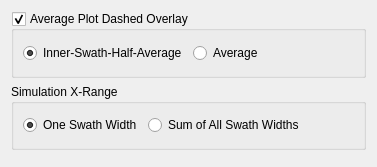
The window that resources/stringPlotOptions.ui (gill14/AccuPatt) describes before a commit, drawn with Qt 5.
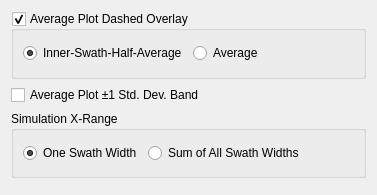
The same window after the commit.

Commit message: Add optional +-1SD overlay to average plot

Patch:
```diff
--- a/resources/stringPlotOptions.ui
+++ b/resources/stringPlotOptions.ui
@@ -7,7 +7,7 @@
     <x>0</x>
     <y>0</y>
     <width>377</width>
-    <height>167</height>
+    <height>195</height>
    </rect>
   </property>
   <property name="sizePolicy">
@@ -65,6 +65,16 @@
      </layout>
     </widget>
    </item>
+   <item>
+    <widget class="QCheckBox" name="cb_std_dev_overlay">
+     <property name="toolTip">
+      <string>Shade ±1 standard deviation of the contributing passes at every location</string>
+     </property>
+     <property name="text">
+      <string>Average Plot ±1 Std. Dev. Band</string>
+     </property>
+    </widget>
+   </item>
    <item>
     <widget class="QGroupBox" name="gb_simulation">
      <property name="title">
```
The commit also changes 12 other files.
